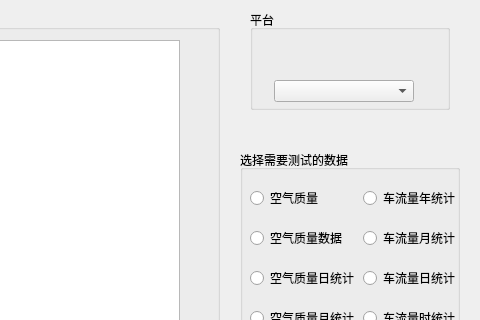
This is farAwaySFE/mine/finalGift/ui/main.ui in bandy101/my_git_respository as Qt 5 draws it before an edit; both pictures show x 320 to 800 and y 0 to 320 of the 800 by 521 pixel window. The edited form follows.
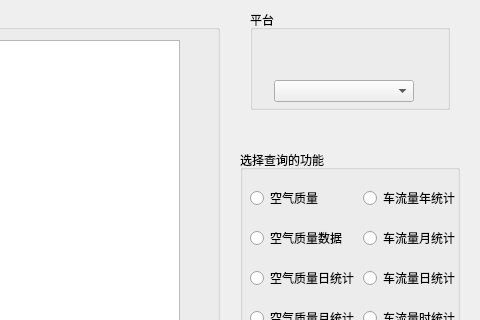
This is the edited form.

Diff of the .ui file:
```diff
--- a/farAwaySFE/mine/finalGift/ui/main.ui
+++ b/farAwaySFE/mine/finalGift/ui/main.ui
@@ -88,7 +88,7 @@
     </rect>
    </property>
    <property name="title">
-    <string>选择需要测试的数据</string>
+    <string>选择查询的功能</string>
    </property>
    <widget class="QRadioButton" name="air_quality_day_2">
     <property name="geometry">
```
Left out of the diff: 28 changed lines with no effect on the pictures.
